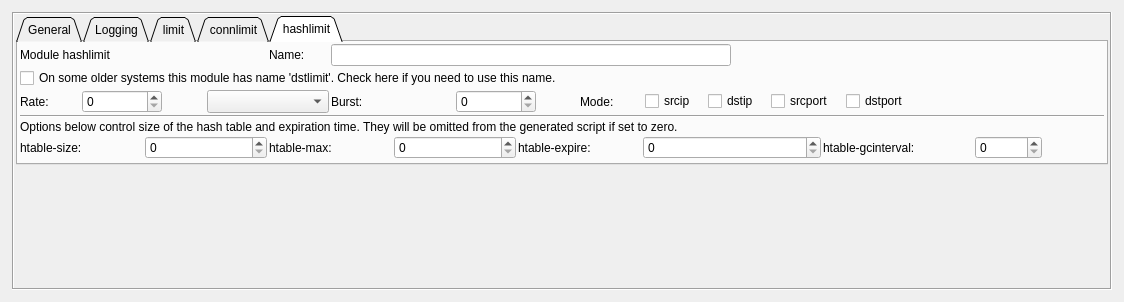
Before: the Qt Designer form src/gui/ruleoptionsdialog_q.ui in fwbuilder/fwbuilder, drawn with Qt 5.
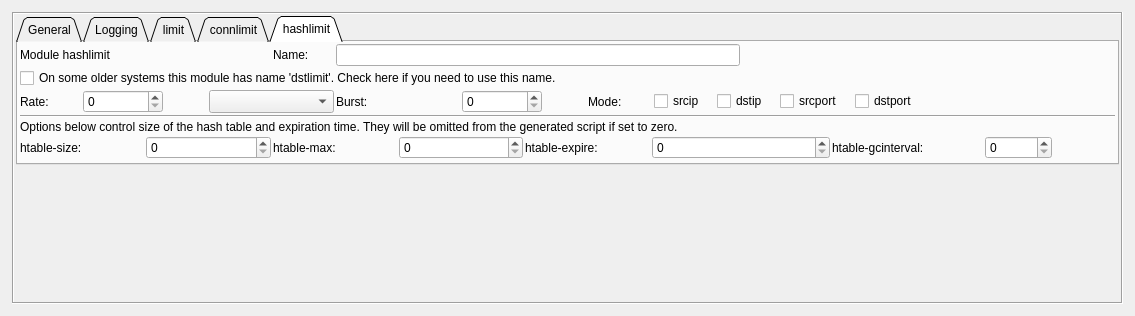
After: the same form once the commit is applied. The open tabs and pages were chosen to show the change.

Patch:
```diff
--- a/src/gui/ruleoptionsdialog_q.ui
+++ b/src/gui/ruleoptionsdialog_q.ui
@@ -1,12 +1,12 @@
 <ui version="4.0" >
  <class>RuleOptionsDialog_q</class>
- <widget class="QWidget" name="RuleOptionsDialog_q" >
-  <property name="geometry" >
+ <widget class="QWidget" name="RuleOptionsDialog_q">
+  <property name="geometry">
    <rect>
     <x>0</x>
     <y>0</y>
-    <width>1124</width>
-    <height>302</height>
+    <width>1135</width>
+    <height>316</height>
    </rect>
   </property>
   <property name="windowTitle" >
@@ -590,16 +590,16 @@
           <attribute name="title" >
            <string>hashlimit</string>
           </attribute>
-          <layout class="QGridLayout" >
-           <property name="margin" >
+          <layout class="QGridLayout">
+           <property name="margin">
             <number>2</number>
            </property>
-           <property name="spacing" >
+           <property name="spacing">
             <number>2</number>
            </property>
-           <item row="0" column="0" colspan="4" >
-            <widget class="QLabel" name="textLabel2_5" >
-             <property name="text" >
+           <item row="0" column="0" colspan="4">
+            <widget class="QLabel" name="textLabel2_5">
+             <property name="text">
               <string>Module hashlimit</string>
              </property>
              <property name="wordWrap" >
@@ -607,16 +607,16 @@
              </property>
             </widget>
            </item>
-           <item row="1" column="0" colspan="15" >
-            <widget class="QCheckBox" name="ipt_hashlimit_dstlimit" >
-             <property name="text" >
+           <item row="1" column="0" colspan="15">
+            <widget class="QCheckBox" name="ipt_hashlimit_dstlimit">
+             <property name="text">
               <string>On some older systems this module has name 'dstlimit'. Check here if you need to use this name.</string>
              </property>
             </widget>
            </item>
-           <item row="2" column="0" >
-            <widget class="QLabel" name="textLabel1_4" >
-             <property name="text" >
+           <item row="2" column="0">
+            <widget class="QLabel" name="textLabel1_4">
+             <property name="text">
               <string>Rate:</string>
              </property>
              <property name="wordWrap" >
@@ -624,9 +624,9 @@
              </property>
             </widget>
            </item>
-           <item row="0" column="4" >
-            <widget class="QLabel" name="textLabel1_6" >
-             <property name="text" >
+           <item row="0" column="4">
+            <widget class="QLabel" name="textLabel1_6">
+             <property name="text">
               <string>Name:</string>
              </property>
              <property name="wordWrap" >
@@ -634,12 +634,12 @@
              </property>
             </widget>
            </item>
-           <item row="0" column="5" colspan="6" >
-            <widget class="QLineEdit" name="ipt_hashlimit_name" />
+           <item row="0" column="5" colspan="6">
+            <widget class="QLineEdit" name="ipt_hashlimit_name"/>
            </item>
-           <item row="2" column="7" colspan="2" >
-            <widget class="QSpinBox" name="ipt_hashlimit_burst" >
-             <property name="maximumSize" >
+           <item row="2" column="7" colspan="2">
+            <widget class="QSpinBox" name="ipt_hashlimit_burst">
+             <property name="maximumSize">
               <size>
                <width>80</width>
                <height>32767</height>
@@ -647,9 +647,9 @@
              </property>
             </widget>
            </item>
-           <item row="2" column="1" colspan="2" >
-            <widget class="QSpinBox" name="ipt_hashlimit" >
-             <property name="maximumSize" >
+           <item row="2" column="1" colspan="2">
+            <widget class="QSpinBox" name="ipt_hashlimit">
+             <property name="maximumSize">
               <size>
                <width>80</width>
                <height>32767</height>
@@ -657,10 +657,10 @@
              </property>
             </widget>
            </item>
-           <item row="2" column="3" colspan="2" >
-            <widget class="QComboBox" name="ipt_hashlimit_suffix" >
-             <property name="sizePolicy" >
-              <sizepolicy vsizetype="Fixed" hsizetype="Preferred" >
+           <item row="2" column="3" colspan="2">
+            <widget class="QComboBox" name="ipt_hashlimit_suffix">
+             <property name="sizePolicy">
+              <sizepolicy hsizetype="Preferred" vsizetype="Fixed">
                <horstretch>0</horstretch>
                <verstretch>0</verstretch>
               </sizepolicy>
@@ -698,9 +698,9 @@
              </item>
             </widget>
            </item>
-           <item row="2" column="5" colspan="2" >
-            <widget class="QLabel" name="textLabel6_2" >
-             <property name="text" >
+           <item row="2" column="5" colspan="2">
+            <widget class="QLabel" name="textLabel6_2">
+             <property name="text">
               <string>Burst:</string>
              </property>
              <property name="wordWrap" >
@@ -708,9 +708,9 @@
              </property>
             </widget>
            </item>
-           <item row="2" column="9" >
-            <widget class="QLabel" name="textLabel5_3" >
-             <property name="text" >
+           <item row="2" column="9">
+            <widget class="QLabel" name="textLabel5_3">
+             <property name="text">
               <string>Mode:</string>
              </property>
              <property name="wordWrap" >
@@ -718,9 +718,9 @@
              </property>
             </widget>
            </item>
-           <item row="3" column="0" colspan="16" >
-            <widget class="Line" name="line1" >
-             <property name="frameShape" >
+           <item row="3" column="0" colspan="16">
+            <widget class="Line" name="line1">
+             <property name="frameShape">
               <enum>QFrame::HLine</enum>
              </property>
              <property name="frameShadow" >
@@ -731,9 +731,9 @@
              </property>
             </widget>
            </item>
-           <item row="5" column="0" colspan="2" >
-            <widget class="QLabel" name="textLabel2_7" >
-             <property name="text" >
+           <item row="5" column="0" colspan="2">
+            <widget class="QLabel" name="textLabel2_7">
+             <property name="text">
               <string>htable-size:</string>
              </property>
              <property name="wordWrap" >
@@ -741,9 +741,9 @@
              </property>
             </widget>
            </item>
-           <item row="5" column="2" colspan="2" >
-            <widget class="QSpinBox" name="ipt_hashlimit_size" >
-             <property name="toolTip" >
+           <item row="5" column="2" colspan="2">
+            <widget class="QSpinBox" name="ipt_hashlimit_size">
+             <property name="toolTip">
               <string>The number of buckets of the hash table (omit this option in generated script if set to 0)</string>
              </property>
              <property name="maximum" >
@@ -751,9 +751,9 @@
              </property>
             </widget>
            </item>
-           <item row="5" column="4" colspan="2" >
-            <widget class="QLabel" name="textLabel2_7_2" >
-             <property name="text" >
+           <item row="5" column="4" colspan="2">
+            <widget class="QLabel" name="textLabel2_7_2">
+             <property name="text">
               <string>htable-max:</string>
              </property>
              <property name="wordWrap" >
@@ -761,9 +761,9 @@
              </property>
             </widget>
            </item>
-           <item row="5" column="6" colspan="2" >
-            <widget class="QSpinBox" name="ipt_hashlimit_max" >
-             <property name="toolTip" >
+           <item row="5" column="6" colspan="2">
+            <widget class="QSpinBox" name="ipt_hashlimit_max">
+             <property name="toolTip">
               <string>Maximum number of entries in the hash (omit this option in generated script if set to 0)</string>
              </property>
              <property name="maximum" >
@@ -771,9 +771,9 @@
              </property>
             </widget>
            </item>
-           <item row="5" column="8" colspan="2" >
-            <widget class="QLabel" name="textLabel3_6" >
-             <property name="text" >
+           <item row="5" column="8" colspan="2">
+            <widget class="QLabel" name="textLabel3_6">
+             <property name="text">
               <string>htable-expire:</string>
              </property>
              <property name="wordWrap" >
@@ -781,9 +781,9 @@
              </property>
             </widget>
            </item>
-           <item row="5" column="10" colspan="2" >
-            <widget class="QSpinBox" name="ipt_hashlimit_expire" >
-             <property name="toolTip" >
+           <item row="5" column="10" colspan="2">
+            <widget class="QSpinBox" name="ipt_hashlimit_expire">
+             <property name="toolTip">
               <string>After how many milliseconds do hash entries expire (omit this option in the generated script if set to 0)</string>
              </property>
              <property name="maximum" >
@@ -791,9 +791,9 @@
              </property>
             </widget>
            </item>
-           <item row="5" column="12" colspan="2" >
-            <widget class="QLabel" name="textLabel4_3" >
-             <property name="text" >
+           <item row="5" column="12" colspan="2">
+            <widget class="QLabel" name="textLabel4_3">
+             <property name="text">
               <string>htable-gcinterval:</string>
              </property>
              <property name="wordWrap" >
@@ -801,9 +801,9 @@
              </property>
             </widget>
            </item>
-           <item row="5" column="14" >
-            <widget class="QSpinBox" name="ipt_hashlimit_gcinterval" >
-             <property name="toolTip" >
+           <item row="5" column="14">
+            <widget class="QSpinBox" name="ipt_hashlimit_gcinterval">
+             <property name="toolTip">
               <string>How many milliseconds between garbage collection intervals (omit this option in generated script if set to 0)</string>
              </property>
              <property name="maximum" >
@@ -811,9 +811,9 @@
              </property>
             </widget>
            </item>
-           <item row="4" column="0" colspan="16" >
-            <widget class="QLabel" name="textLabel5_5" >
-             <property name="text" >
+           <item row="4" column="0" colspan="16">
+            <widget class="QLabel" name="textLabel5_5">
+             <property name="text">
               <string>Options below control size of the hash table and expiration time. They will be omitted from the generated script if set to zero.</string>
              </property>
              <property name="alignment" >
@@ -824,15 +824,15 @@
              </property>
             </widget>
            </item>
-           <item row="6" column="10" >
+           <item row="6" column="10">
             <spacer>
-             <property name="orientation" >
+             <property name="orientation">
               <enum>Qt::Vertical</enum>
              </property>
-             <property name="sizeType" >
+             <property name="sizeType">
               <enum>QSizePolicy::MinimumExpanding</enum>
              </property>
-             <property name="sizeHint" stdset="0" >
+             <property name="sizeHint" stdset="0">
               <size>
                <width>20</width>
                <height>0</height>
@@ -840,10 +840,10 @@
              </property>
             </spacer>
            </item>
-           <item row="2" column="10" colspan="3" >
-            <widget class="QFrame" name="frame" >
-             <property name="sizePolicy" >
-              <sizepolicy vsizetype="Preferred" hsizetype="Preferred" >
+           <item row="2" column="10" colspan="3">
+            <widget class="QFrame" name="frame">
+             <property name="sizePolicy">
+              <sizepolicy hsizetype="Preferred" vsizetype="Preferred">
                <horstretch>0</horstretch>
                <verstretch>0</verstretch>
               </sizepolicy>
@@ -854,46 +854,46 @@
              <property name="frameShadow" >
               <enum>QFrame::Raised</enum>
              </property>
-             <layout class="QHBoxLayout" >
-              <property name="spacing" >
+             <layout class="QHBoxLayout">
+              <property name="spacing">
                <number>12</number>
               </property>
               <property name="leftMargin" >
                <number>2</number>
               </property>
-              <property name="topMargin" >
+              <property name="topMargin">
                <number>0</number>
               </property>
               <property name="rightMargin" >
                <number>2</number>
               </property>
-              <property name="bottomMargin" >
+              <property name="bottomMargin">
                <number>0</number>
               </property>
               <item>
-               <widget class="QCheckBox" name="cb_srcip" >
-                <property name="text" >
+               <widget class="QCheckBox" name="cb_srcip">
+                <property name="text">
                  <string>srcip</string>
                 </property>
                </widget>
               </item>
               <item>
-               <widget class="QCheckBox" name="cb_dstip" >
-                <property name="text" >
+               <widget class="QCheckBox" name="cb_dstip">
+                <property name="text">
                  <string>dstip</string>
                 </property>
                </widget>
               </item>
               <item>
-               <widget class="QCheckBox" name="cb_srcport" >
-                <property name="text" >
+               <widget class="QCheckBox" name="cb_srcport">
+                <property name="text">
                  <string>srcport</string>
                 </property>
                </widget>
               </item>
               <item>
-               <widget class="QCheckBox" name="cb_dstport" >
-                <property name="text" >
+               <widget class="QCheckBox" name="cb_dstport">
+                <property name="text">
                  <string>dstport</string>
                 </property>
                </widget>
@@ -901,15 +901,15 @@
              </layout>
             </widget>
            </item>
-           <item row="2" column="13" colspan="3" >
+           <item row="2" column="13" colspan="3">
             <spacer>
-             <property name="orientation" >
+             <property name="orientation">
               <enum>Qt::Horizontal</enum>
              </property>
-             <property name="sizeType" >
+             <property name="sizeType">
               <enum>QSizePolicy::Expanding</enum>
              </property>
-             <property name="sizeHint" stdset="0" >
+             <property name="sizeHint" stdset="0">
               <size>
                <width>40</width>
                <height>20</height>
```
Left out of the diff: 1525 changed lines with no effect on the pictures.
